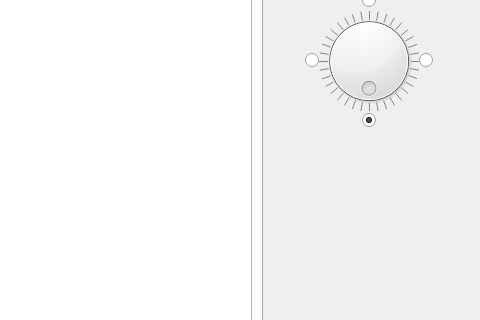
First picture: the form in vizualizator/vizualizatorwidget.ui, repository jlfrucot/vizualizator, before the edit; both pictures show x 513 to 993 and y 87 to 407 of the 993 by 669 pixel window.
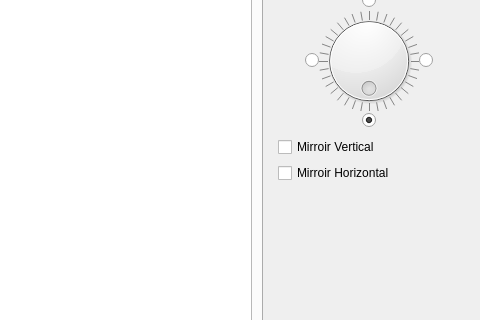
Second picture: the form after the edit.

Commit message: Ajout des mirroir horizontal et vertical

Patch:
```diff
--- a/vizualizator/vizualizatorwidget.ui
+++ b/vizualizator/vizualizatorwidget.ui
@@ -281,6 +281,23 @@
              </item>
             </layout>
            </item>
+           <item>
+            <widget class="QCheckBox" name="btnVerticalMirror">
+             <property name="text">
+              <string>Mirroir Vertical</string>
+             </property>
+             <property name="checkable">
+              <bool>true</bool>
+             </property>
+            </widget>
+           </item>
+           <item>
+            <widget class="QCheckBox" name="btnHorizontalMirror">
+             <property name="text">
+              <string>Mirroir Horizontal</string>
+             </property>
+            </widget>
+           </item>
            <item>
             <spacer name="verticalSpacer_2">
              <property name="orientation">
```
Left out of the diff: 8 changed lines with no effect on the pictures. The commit also changes 2 other files.
